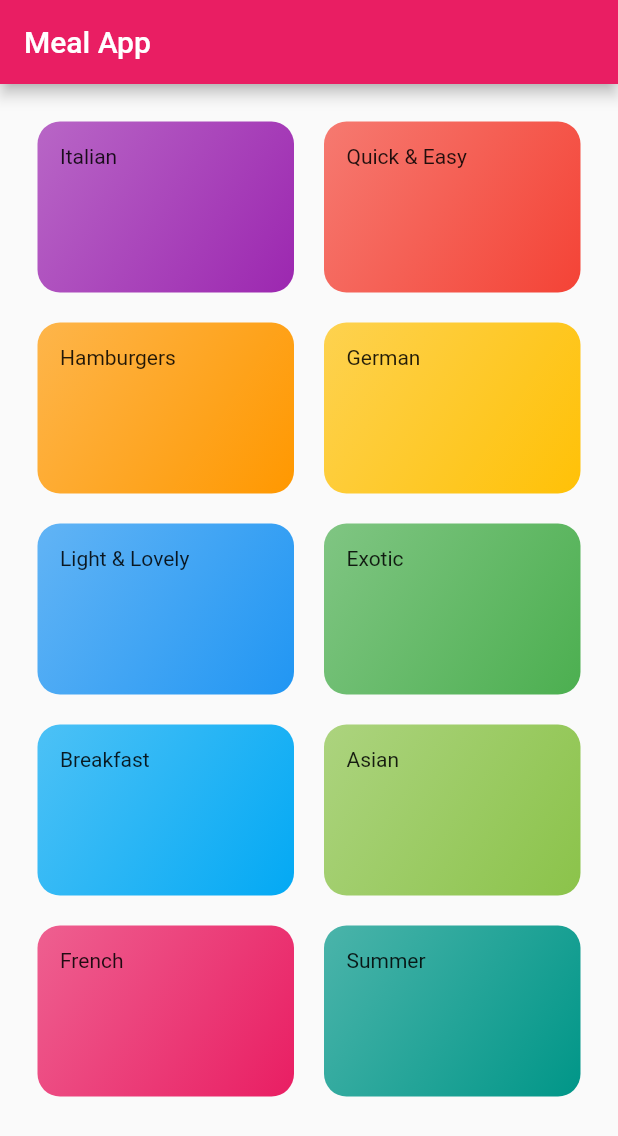
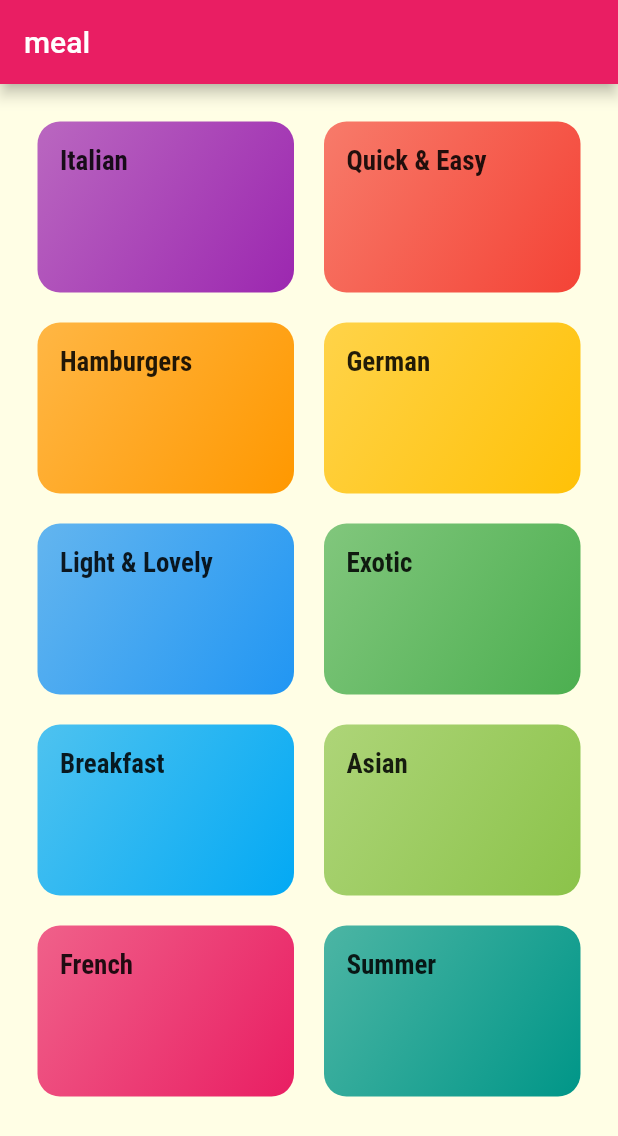
Before and after one commit to RouaBoussetta/MealApp, a Flutter app: the screen it shows after launch, on a phone screen of 412 x 824 dp. Shown: the top 1136 px of the screen. Run offline on Flutter 3.47's test engine with Material 2 defaults, Android fonts, the phone set to English and light mode, and no system bars.

Commit message:
navigation between screens

```diff
--- a/meal_app/lib/main.dart
+++ b/meal_app/lib/main.dart
@@ -1,5 +1,6 @@
 import 'package:flutter/material.dart';
 import 'package:meal_app/screens/categories_screen.dart';
+import 'package:meal_app/screens/category_meal_screen.dart';
 
 void main() {
   runApp(const MyApp());
@@ -16,8 +17,31 @@ class MyApp extends StatelessWidget {
       title: 'Meal App',
       theme: ThemeData(
         primarySwatch: Colors.pink,
+        accentColor: Colors.amber,
+        canvasColor: const Color.fromRGBO(255,254, 229, 1),
+        textTheme: ThemeData.light().textTheme.copyWith(
+          bodyText1: const TextStyle(
+     color: Color.fromRGBO(20, 50, 50, 1)
+
+          ),
+          bodyText2: const TextStyle(
+                 color: Color.fromRGBO(20, 50, 50, 1)
+
+          ),
+          subtitle1:const TextStyle(
+            fontSize:18,
+            fontFamily: 'RobotoCondensed',
+            fontWeight: FontWeight.bold
+          )
+        ),
       ),
-      home: const MyHomePage(title: 'Meal App'),
+      //home: const MyHomePage(title: 'Meal App'),
+     // home: const CategoriesScreen(),
+
+      routes: {
+       '/': (ctx) =>  const CategoriesScreen(),
+     CategoryMealScreen.routeName: (ctx) =>   CategoryMealScreen(),
+      },
     );
   }
 }
@@ -37,8 +61,10 @@ class _MyHomePageState extends State<MyHomePage> {
     return Scaffold(
       appBar: AppBar(
         title: Text(widget.title),
+
       ),
-      body: const CategoriesScreen(),
+      body: null,
+
     );
   }
 }
--- a/meal_app/lib/screens/categories_screen.dart
+++ b/meal_app/lib/screens/categories_screen.dart
@@ -8,7 +8,10 @@ class CategoriesScreen extends StatelessWidget {
 
   @override
   Widget build(BuildContext context) {
-    return GridView(
+    return Scaffold(
+      appBar: AppBar(title: const Text("meal"),),
+      body:
+      GridView(
         padding: const EdgeInsets.all(25),
         children: DUMMY_CATEGORIES.map((e) =>
 
@@ -20,6 +23,7 @@ class CategoriesScreen extends StatelessWidget {
             mainAxisSpacing: 20, //space between elements
             childAspectRatio: 3 / 2,
             crossAxisSpacing: 20),
+      ),
     );
   }
 }
--- a/meal_app/lib/widget/category_item.dart
+++ b/meal_app/lib/widget/category_item.dart
@@ -1,22 +1,34 @@
 import 'package:flutter/material.dart';
 import 'package:flutter/widgets.dart';
-import 'package:meal_app/dummy_data.dart';
+
+import '../screens/category_meal_screen.dart';
 
 class CategoryItem extends StatelessWidget{
 
 final String id;
 final String title;
 final Color color;
- CategoryItem(   this.id,  this.title,  this.color);
+CategoryItem(   this.id,  this.title,  this.color);
 
+void selectCategory(BuildContext ctx){
+Navigator.of(ctx).pushNamed(
+  CategoryMealScreen.routeName,
+  arguments: {
+    'id': id,
+    'title':title
+  });
+
+}
   @override
   Widget build(BuildContext context) {
 
 return  InkWell(
-onTap: (){},
+onTap: () => selectCategory(context),
+splashColor: Theme.of(context).primaryColor,
+borderRadius: BorderRadius.circular(15),
 child: Container(
 padding: const EdgeInsets.all(15),
-child: Text(title),
+child: Text(title,style: Theme.of(context).textTheme.subtitle1,),
 decoration: BoxDecoration(
   gradient: LinearGradient(
     colors: [
```
Also changed, not shown: meal_app/lib/screens/category_meal_screen.dart (added, +26 -0 lines). Lines whose indentation alone changed are shown as unchanged.
